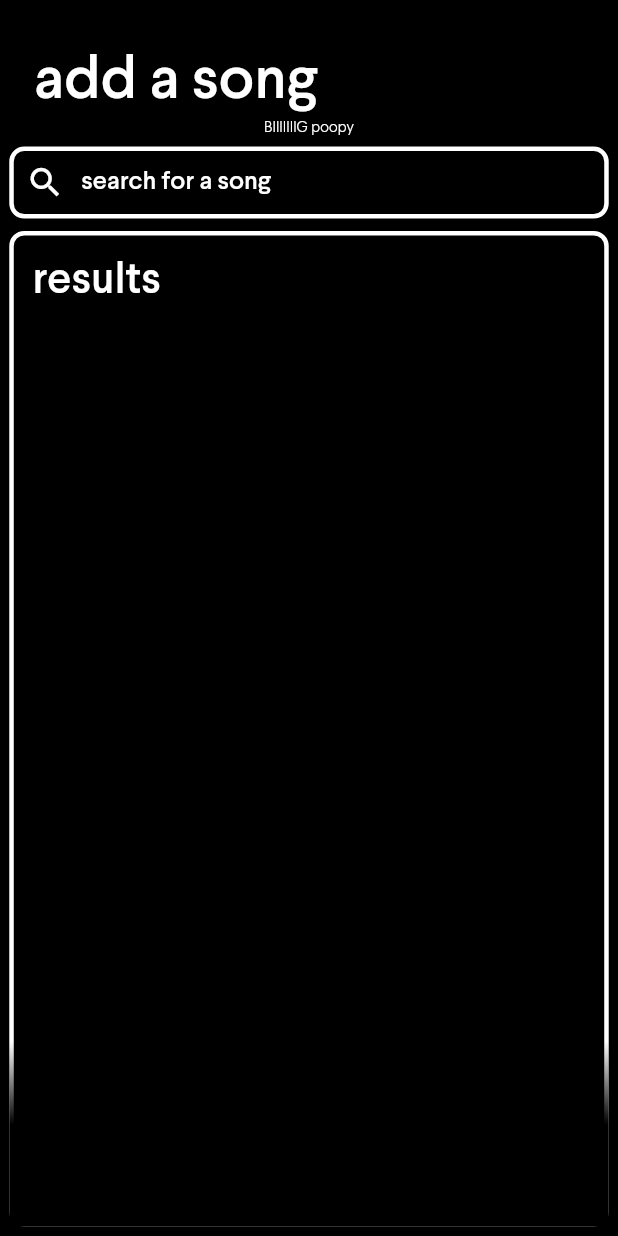
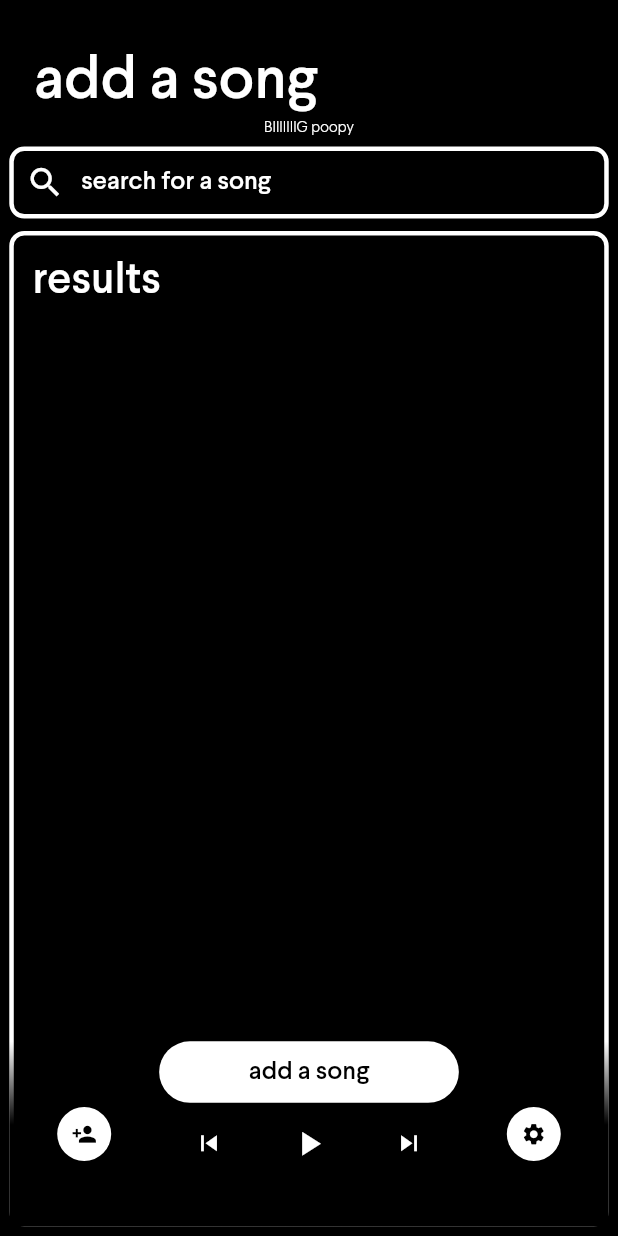
Before and after one commit to j3remych3n/pass-the-aux, a Flutter app: the MainSearch screen opened by its route, on a phone screen of 412 x 824 dp. Run offline on Flutter 3.47's test engine with Material 2 defaults, Android fonts, the phone set to English and light mode, and no system bars; our stand-ins replace flutter_dotenv, logger; missing offline and left inert: phoenix_wings, spotify, spotify_sdk.

```diff
--- a/aux_ui/lib/routing/router.dart
+++ b/aux_ui/lib/routing/router.dart
@@ -18,8 +18,8 @@ Route<dynamic> generateRoute(RouteSettings settings) {
   switch (settings.name) {
 
     case MainQueueRoute:
-//      return MaterialPageRoute(builder: (context) => MainSearch(spotifySession: spotifySession));
-       return MaterialPageRoute(builder: (context) => MainQueue(spotifySession: spotifySession));
+      return MaterialPageRoute(builder: (context) => MainSearch(spotifySession: spotifySession));
+//       return MaterialPageRoute(builder: (context) => MainQueue(spotifySession: spotifySession));
 
     case MainSearchRoute:
       return MaterialPageRoute(builder: (context) => MainSearch(spotifySession: spotifySession));
--- a/aux_ui/lib/screens/main/main_search.dart
+++ b/aux_ui/lib/screens/main/main_search.dart
@@ -64,7 +64,7 @@ class _MainSearchState extends State<MainSearch> {
           ),
         ),
       ],
-//      footer: PlaybackControls(isHost: true),
+      footer: PlaybackControls(isHost: true, spotifySession: spotifySession, isPaused: true),
     );
   }
 }
```
